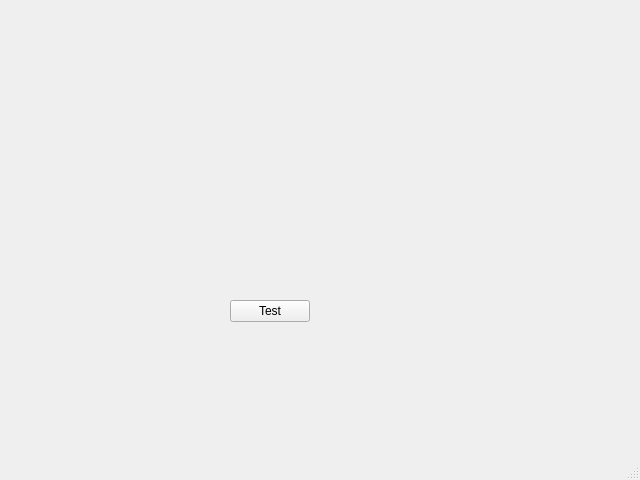
Before: the Qt Designer form JutsuDance/interface.ui in ComteHerrapait/JutsuDance, drawn with Qt 5.
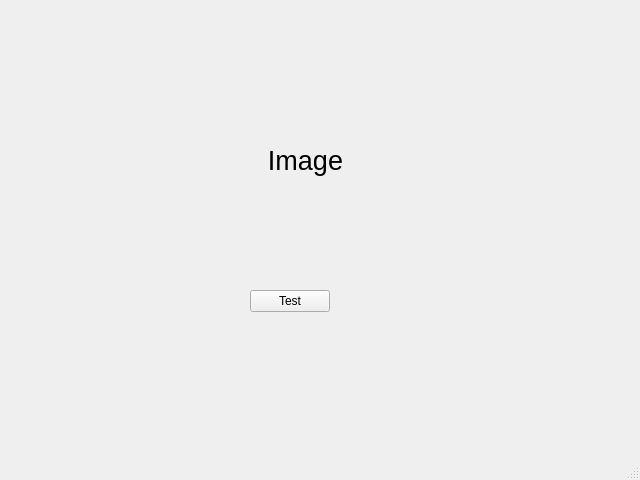
After: the same form once the commit is applied.

Commit message:
base for image display
link to a code base

Patch:
```diff
--- a/JutsuDance/interface.ui
+++ b/JutsuDance/interface.ui
@@ -17,8 +17,8 @@
    <widget class="QPushButton" name="pushButton">
     <property name="geometry">
      <rect>
-      <x>230</x>
-      <y>300</y>
+      <x>250</x>
+      <y>290</y>
       <width>80</width>
       <height>22</height>
      </rect>
@@ -27,6 +27,27 @@
      <string>Test</string>
     </property>
    </widget>
+   <widget class="QLabel" name="label">
+    <property name="geometry">
+     <rect>
+      <x>180</x>
+      <y>90</y>
+      <width>251</width>
+      <height>141</height>
+     </rect>
+    </property>
+    <property name="font">
+     <font>
+      <pointsize>20</pointsize>
+     </font>
+    </property>
+    <property name="text">
+     <string>Image</string>
+    </property>
+    <property name="alignment">
+     <set>Qt::AlignCenter</set>
+    </property>
+   </widget>
   </widget>
   <widget class="QMenuBar" name="menubar">
    <property name="geometry">
```
The commit also changes 1 other file.
